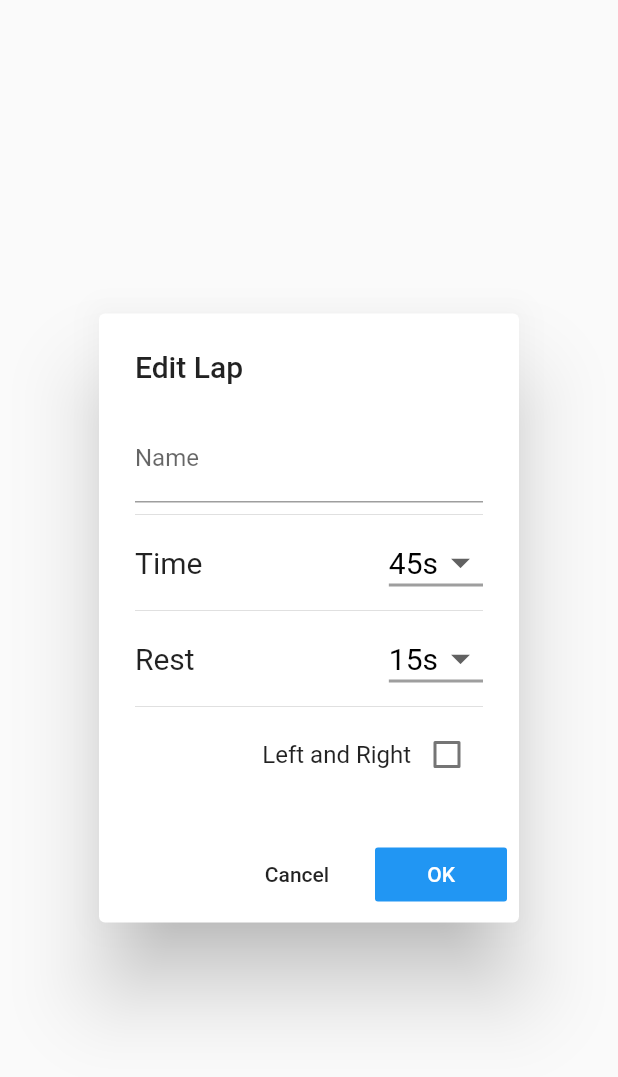
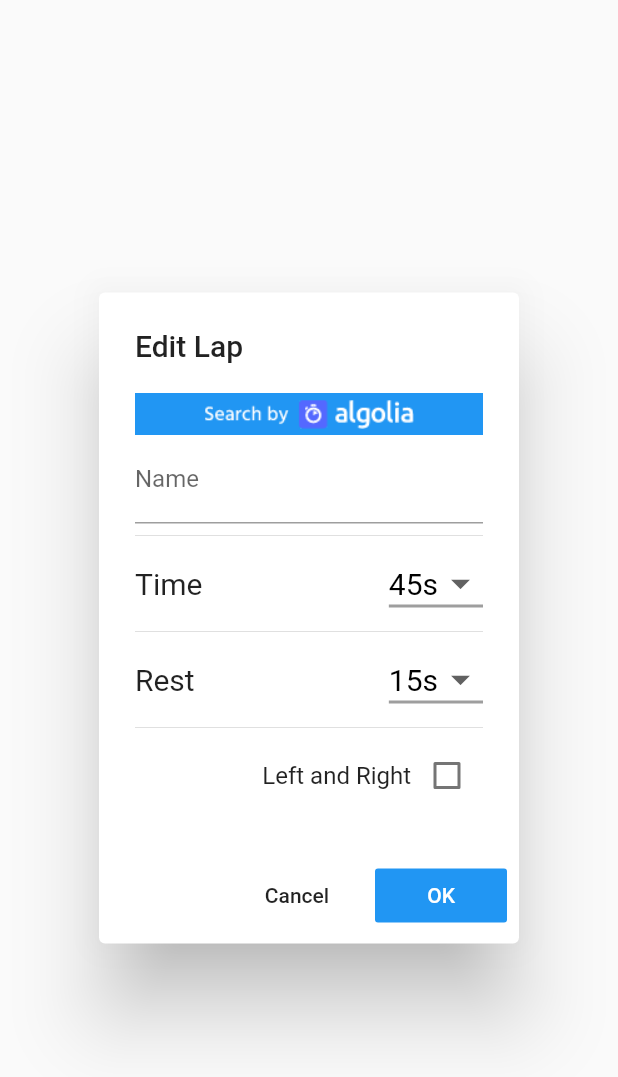
Before and after one commit to miyanokomiya/TimerXrd, a Flutter app: the EditLapDialog widget shown alone on an empty page, opened directly with empty values, on a phone screen of 412 x 824 dp. Shown: the top 1077 px of the screen. Run offline on Flutter 3.47's test engine with Material 2 defaults, Android fonts, the phone set to English and light mode, and no system bars; drawn by our look-alikes of flutter_typeahead; our stand-ins replace audioplayers, flutter_dotenv, share, shared_preferences, sqflite, wakelock; accounts and stored records are empty.

Commit message:
show algolia's logo

```diff
--- a/lib/edit_lap_dialog.dart
+++ b/lib/edit_lap_dialog.dart
@@ -82,6 +82,12 @@ class _EditLapDialogState extends State<EditLapDialog> {
       title: Text(L10n.of(context).editLap),
       content: SingleChildScrollView(
           child: Column(children: [
+        Container(
+          alignment: Alignment.bottomCenter,
+          padding: const EdgeInsets.symmetric(vertical: 4, horizontal: 8),
+          color: Colors.blue,
+          child: Image.asset('assets/images/search-by-algolia-dark-background.png', height: 20),
+        ),
         TypeAheadField(
           textFieldConfiguration: TextFieldConfiguration(
             controller: nameTextController,
--- a/pubspec.yaml
+++ b/pubspec.yaml
@@ -15,7 +15,7 @@ publish_to: 'none' # Remove this line if you wish to publish to pub.dev
 # In iOS, build-name is used as CFBundleShortVersionString while build-number used as CFBundleVersion.
 # Read more about iOS versioning at
 # https://developer.apple.com/library/archive/documentation/General/Reference/InfoPlistKeyReference/Articles/CoreFoundationKeys.html
-version: 1.0.1+1
+version: 1.0.2+2
 
 environment:
   sdk: ">=2.7.0 <3.0.0"
@@ -63,6 +63,7 @@ flutter:
   # To add assets to your application, add an assets section, like this:
   assets:
     - assets/sounds/countdown.mp3
+    - assets/images/
     - .env
 
   # An image asset can refer to one or more resolution-specific "variants", see
```
Also changed, not shown: assets/images/search-by-algolia-dark-background.png (added).
